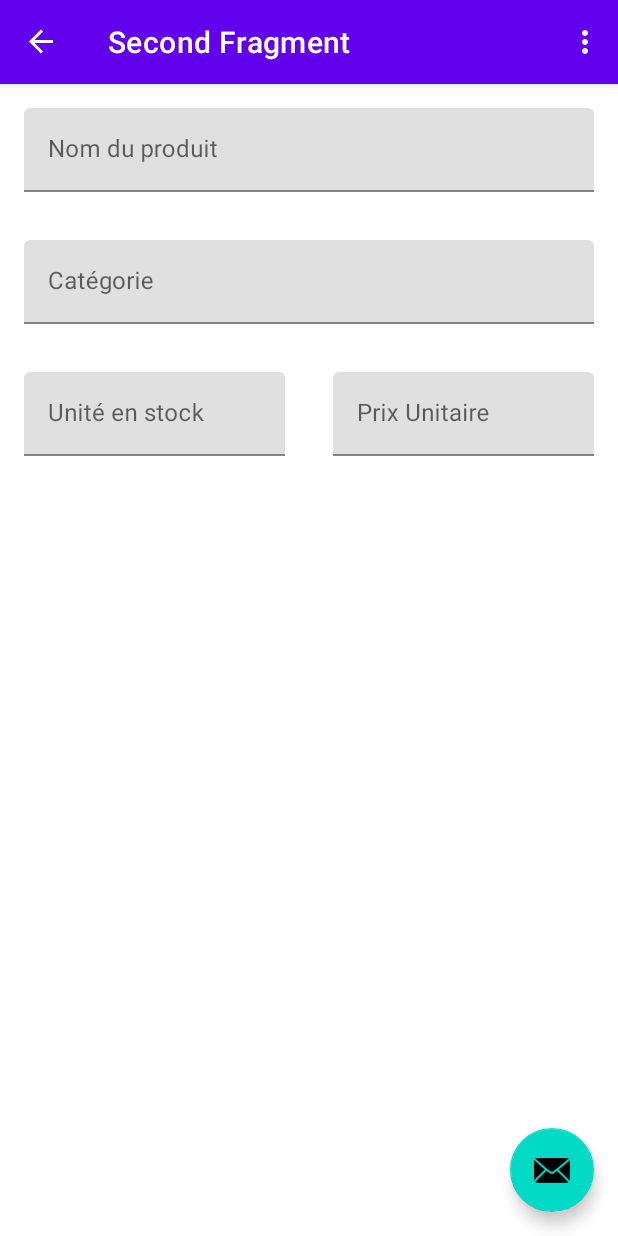
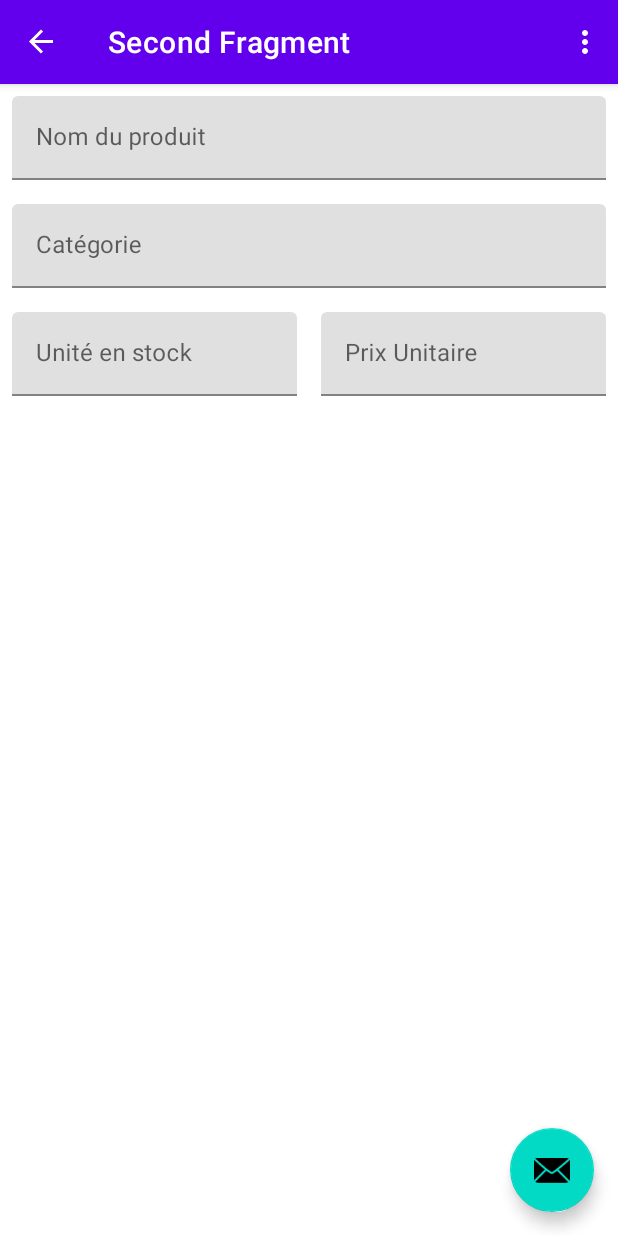
Before and after one commit to DelBiss/bam_android02_labo1, an Android app: the SecondFragment screen opened through its navigation route, on a phone screen of 412 x 824 dp. Run offline under Robolectric (Android 15) with nearby library versions, the phone set to English and light mode, and no system bars; our stand-ins replace Room's generated code, navigation-ui; 1 statement that could not run was skipped.

Commit message:
Change Produit Item layout and margin

```diff
--- a/app/src/main/res/values/dimens.xml
+++ b/app/src/main/res/values/dimens.xml
@@ -2,5 +2,5 @@
     <dimen name="fab_margin">16dp</dimen>
     <dimen name="produit_item_qte_width">75dp</dimen>
     <dimen name="produits_item_prix_width">75dp</dimen>
-    <dimen name="default_margin">16dp</dimen>
+    <dimen name="default_margin">8dp</dimen>
 </resources>
--- a/app/src/main/res/values/strings.xml
+++ b/app/src/main/res/values/strings.xml
@@ -9,7 +9,7 @@
 
     <string name="hello_first_fragment">Hello first fragment</string>
     <string name="hello_second_fragment">Hello second fragment. Arg: %1$s</string>
-    <string name="list_produit_header_produit">Produit</string>
+    <string name="list_produit_header_produit">Produit - Catégorie</string>
     <string name="list_produit_header_qte">Quantité</string>
     <string name="list_produit_header_prix">Prix</string>
     <string name="mainactivity_fab">TODO</string>
```
Also changed, not shown: app/src/main/res/layout/produit_listview_item.xml (+5 -3 lines).
